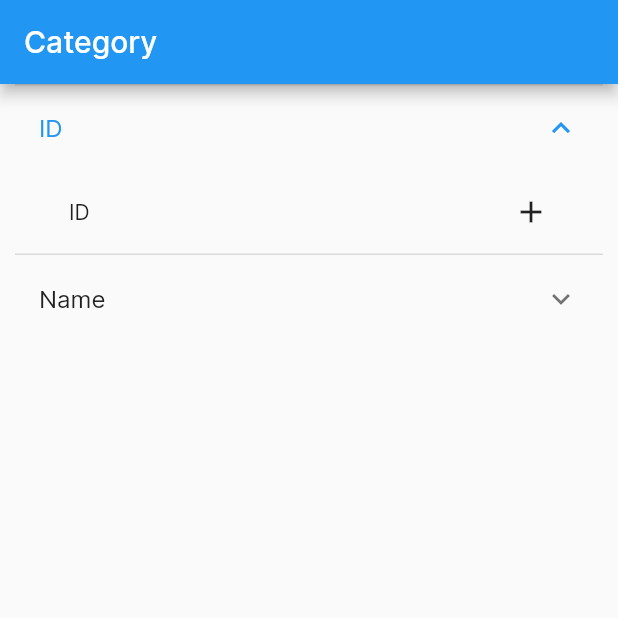
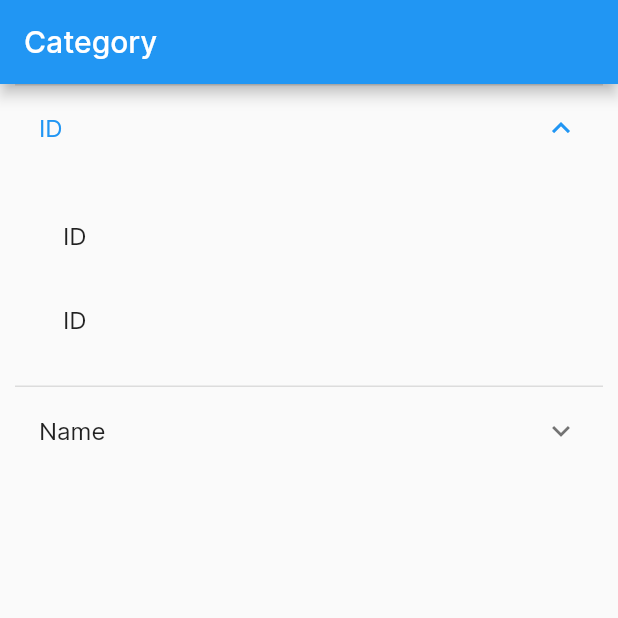
Before and after one commit to hovanduong/salon_management, a Flutter app: the screen it shows after launch, after a tap on "ID", on a phone screen of 412 x 824 dp, the top half of it. Run offline on Flutter 3.47's test engine with Material 2 defaults, Android fonts, the phone set to English and light mode, and no system bars; our stand-ins replace cloud_firestore, connectivity_plus, device_info_plus, dotted_border, firebase_analytics, firebase_auth and 12 more; missing offline and left inert: firebase_performance; accounts and stored records are empty; generated files the repository leaves out were written again; network calls fail.

Commit message:
feat: update-category

```diff
--- a/lib/src/presentation/category/category_screen.dart
+++ b/lib/src/presentation/category/category_screen.dart
@@ -53,22 +53,20 @@ class _CategoryScreenState extends State<CategoryScreen> {
                   // Hiển thị nội dung danh mục ở đây
                   Padding(
                     padding: const EdgeInsets.all(16.0),
-                  child: Padding(
-                    padding: const EdgeInsets.symmetric(horizontal: 20),
-                    child: Row(
-                      mainAxisAlignment: MainAxisAlignment.spaceBetween,
-                      children: [
-                        Text(categories[index].name),
-                        Icon(categories[index].icon),
-                      ],
-                    ),
+                    child: ListView.builder(
+                      shrinkWrap: true,
+                      itemCount: categories.length,
+                      itemBuilder: (context, serviceIndex) {
+                        return ListTile(
+                          title: Text(categories[index].name),
+                        );
+                      },
                     ),
                   ),
                 ],
               ),
             );
           },
-      ),
-    );
+        ));
   }
 }
```
Lines whose indentation alone changed are shown as unchanged.
